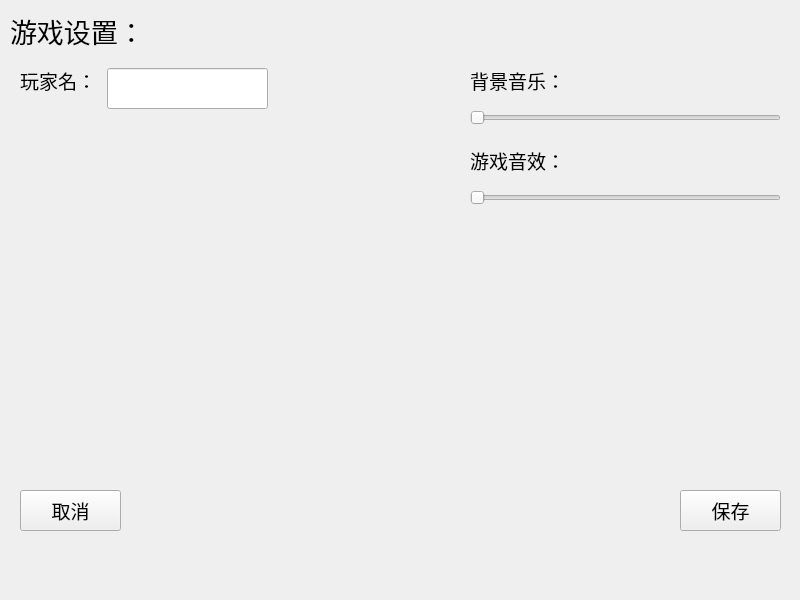
First picture: the form in qt/Z2/mainwindow.ui, repository Ezrnest/Z2, before the edit.
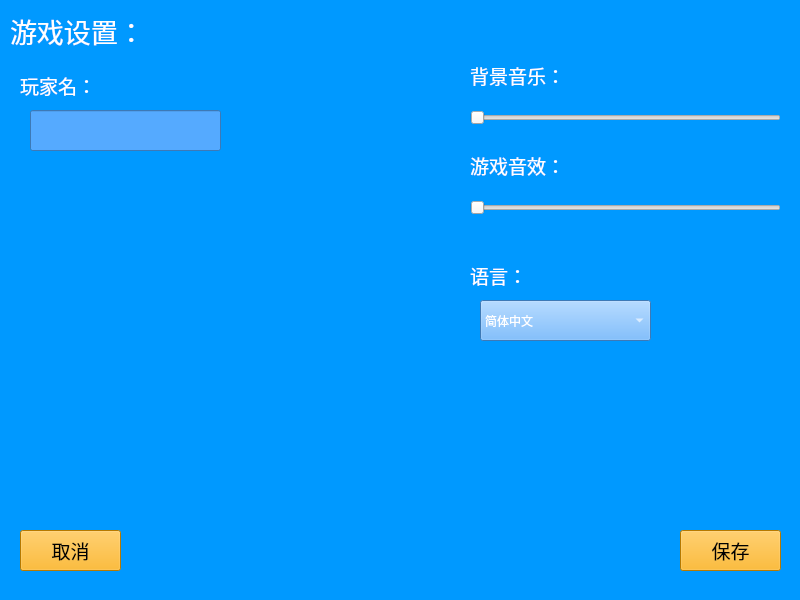
Second picture: the form after the edit. The open tabs and pages were chosen to show the change. Custom widgets are drawn as their Qt base class.

```diff
--- a/qt/Z2/mainwindow.ui
+++ b/qt/Z2/mainwindow.ui
@@ -23,9 +23,42 @@
    </size>
   </property>
   <property name="windowTitle">
-   <string>Z2</string>
+   <string notr="true">Z2</string>
+  </property>
+  <property name="autoFillBackground">
+   <bool>true</bool>
+  </property>
+  <property name="styleSheet">
+   <string notr="true">.QWidget, QMessageBox{ 
+	background:rgb(0, 153, 255)
+}
+
+QPushButton { 
+	background: rgb(255, 170, 0);
+	
+}
+
+.QComboBox, .QLineEdit, .QTextBrowser{
+	background:rgb(85, 170, 255)
+}
+.QLabel, .QComboBox, .QLineEdit, .QTextBrowser {
+	color:rgb(255, 255, 255)
+}
+.QScrollBar{
+	background-color:rgb(0, 85, 255)
+}
+.QTableWidget {
+	background-color:rgb(85, 255, 255);
+}
+</string>
   </property>
   <widget class="QWidget" name="centralWidget">
+   <property name="autoFillBackground">
+    <bool>true</bool>
+   </property>
+   <property name="styleSheet">
+    <string notr="true"/>
+   </property>
    <widget class="QStackedWidget" name="stackedWidget">
     <property name="enabled">
      <bool>true</bool>
@@ -38,6 +71,9 @@
       <height>601</height>
      </rect>
     </property>
+    <property name="styleSheet">
+     <string notr="true"/>
+    </property>
     <property name="currentIndex">
      <number>5</number>
     </property>
@@ -706,8 +742,8 @@
        <rect>
         <x>10</x>
         <y>70</y>
-        <width>81</width>
-        <height>21</height>
+        <width>231</width>
+        <height>31</height>
        </rect>
       </property>
       <property name="font">
@@ -723,9 +759,9 @@
      <widget class="QLineEdit" name="textInputPlayerName">
       <property name="geometry">
        <rect>
-        <x>97</x>
-        <y>68</y>
-        <width>161</width>
+        <x>20</x>
+        <y>110</y>
+        <width>191</width>
         <height>41</height>
        </rect>
       </property>
@@ -743,7 +779,7 @@
       <property name="geometry">
        <rect>
         <x>10</x>
-        <y>490</y>
+        <y>530</y>
         <width>101</width>
         <height>41</height>
        </rect>
@@ -762,7 +798,7 @@
       <property name="geometry">
        <rect>
         <x>670</x>
-        <y>490</y>
+        <y>530</y>
         <width>101</width>
         <height>41</height>
        </rect>
@@ -781,9 +817,9 @@
       <property name="geometry">
        <rect>
         <x>460</x>
-        <y>70</y>
-        <width>121</width>
-        <height>21</height>
+        <y>60</y>
+        <width>171</width>
+        <height>31</height>
        </rect>
       </property>
       <property name="font">
@@ -819,7 +855,7 @@
       <property name="geometry">
        <rect>
         <x>460</x>
-        <y>190</y>
+        <y>200</y>
         <width>311</width>
         <height>16</height>
        </rect>
@@ -839,8 +875,8 @@
        <rect>
         <x>460</x>
         <y>150</y>
-        <width>121</width>
-        <height>21</height>
+        <width>161</width>
+        <height>31</height>
        </rect>
       </property>
       <property name="font">
@@ -853,6 +889,45 @@
        <string>游戏音效：</string>
       </property>
      </widget>
+     <widget class="QLabel" name="label_17">
+      <property name="geometry">
+       <rect>
+        <x>460</x>
+        <y>260</y>
+        <width>151</width>
+        <height>31</height>
+       </rect>
+      </property>
+      <property name="font">
+       <font>
+        <family>微软雅黑</family>
+        <pointsize>14</pointsize>
+       </font>
+      </property>
+      <property name="text">
+       <string>语言：</string>
+      </property>
+     </widget>
+     <widget class="QComboBox" name="comboBoxLang">
+      <property name="geometry">
+       <rect>
+        <x>470</x>
+        <y>300</y>
+        <width>171</width>
+        <height>41</height>
+       </rect>
+      </property>
+      <item>
+       <property name="text">
+        <string notr="true">简体中文</string>
+       </property>
+      </item>
+      <item>
+       <property name="text">
+        <string notr="true">English</string>
+       </property>
+      </item>
+     </widget>
     </widget>
     <widget class="QWidget" name="devPage">
      <widget class="QPushButton" name="pushButton_5">
```
Left out of the diff: 117 changed lines with no effect on the pictures.
